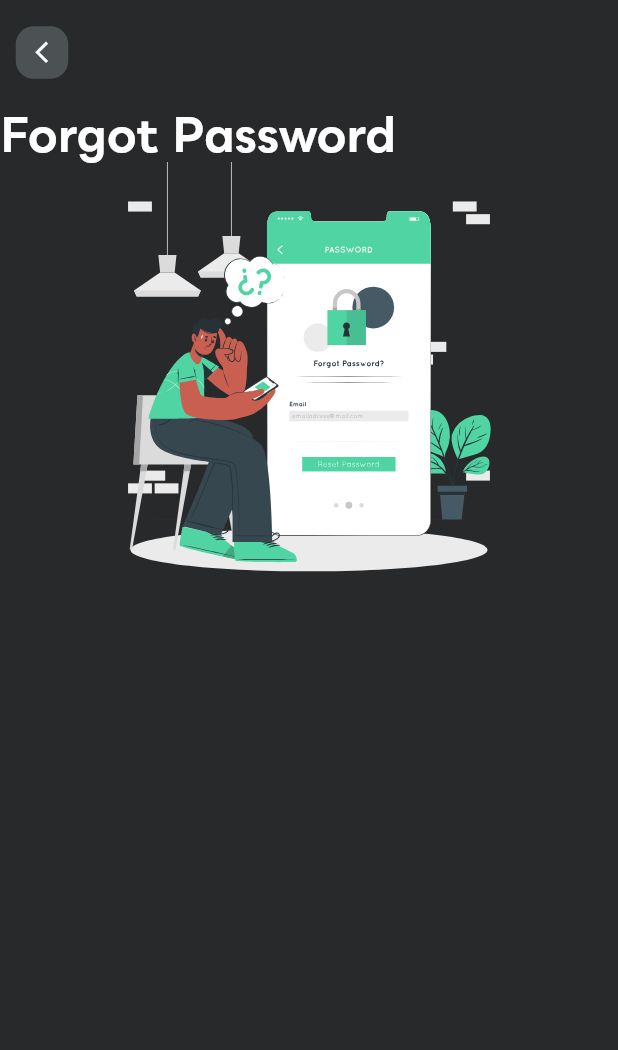
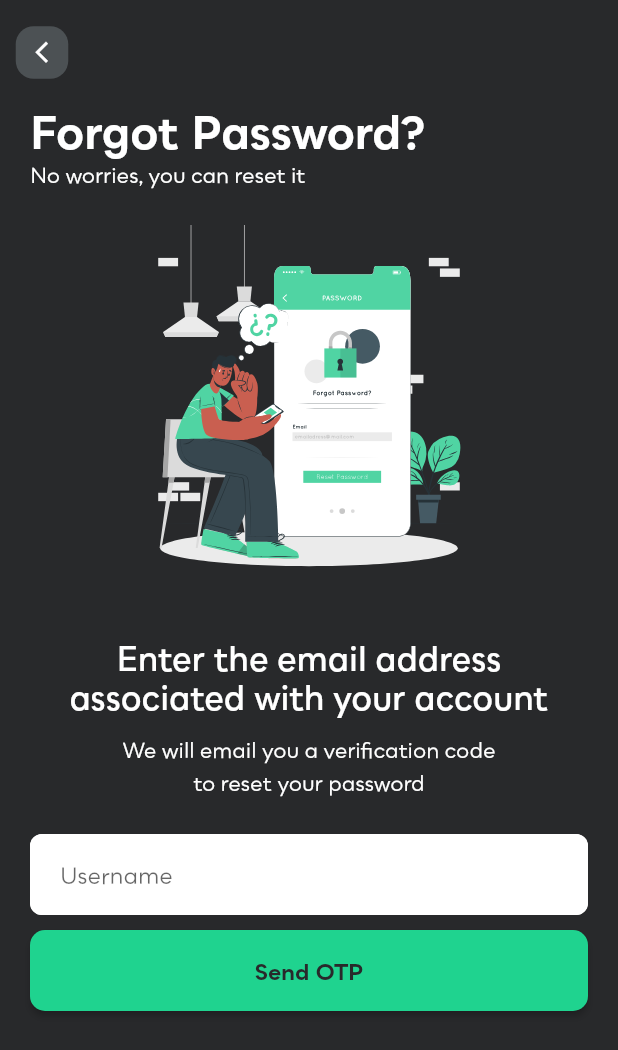
Before and after one commit to akram-mohammad/smart-home, a Flutter app: the ForgotPassword screen opened directly, on a phone screen of 412 x 824 dp. Shown: the top 1050 px of the screen. Run offline on Flutter 3.47's test engine with Material 2 defaults, Android fonts, the phone set to English and light mode, and no system bars; our stand-ins replace firebase_core, flutter_svg; accounts and stored records are empty.

Commit message:
forgot password page created

```diff
--- a/lib/main.dart
+++ b/lib/main.dart
@@ -32,24 +32,37 @@ class MyApp extends StatelessWidget {
         // text styling for headlines, titles, bodies of text, and more.
         textTheme: TextTheme(
             headline1: TextStyle(
-              fontSize: 36.0, fontWeight: FontWeight.w700, color: Colors.white),
+                fontSize: 36.0,
+                fontWeight: FontWeight.w700,
+                color: Colors.white),
             headline2: TextStyle(
-              fontSize: 36.0, fontWeight: FontWeight.w700, color: Colors.white),
+                fontSize: 36.0,
+                fontWeight: FontWeight.w700,
+                color: Colors.white),
             headline3: TextStyle(
-              fontSize: 32.0, fontWeight: FontWeight.w700, color: Colors.white),
+                fontSize: 32.0,
+                fontWeight: FontWeight.w700,
+                color: Colors.white),
             headline4: TextStyle(
-              fontSize: 72.0, fontWeight: FontWeight.w700, color: Colors.white),
+                fontSize: 30.0,
+                fontWeight: FontWeight.w700,
+                color: Colors.white),
             headline5: TextStyle(
               fontSize: 14.0,
               fontWeight: FontWeight.w600,
               color: Color(0xFF1FD38F),
             ),
             headline6: TextStyle(
-              fontSize: 14.0, fontWeight: FontWeight.w400, color: Colors.white),
+                fontSize: 14.0,
+                fontWeight: FontWeight.w400,
+                color: Colors.white),
             bodyText1:
                 TextStyle(fontSize: 14.0, color: Colors.white, height: 1.6),
             bodyText2: TextStyle(fontSize: 14.0, color: Colors.white),
-        ),
+            caption: TextStyle(
+                fontSize: 22.0,
+                fontWeight: FontWeight.w600,
+                color: Colors.white)),
       ),
       home: MyHomePage(title: 'Smart Home'),
     );
--- a/lib/ui/screens/authentication/forgot_pass.dart
+++ b/lib/ui/screens/authentication/forgot_pass.dart
@@ -1,6 +1,8 @@
 import 'package:flutter/material.dart';
 import 'package:flutter_svg/flutter_svg.dart';
 import 'package:smart_home/ui/widgets/empty_appbar.dart';
+import 'package:smart_home/ui/widgets/regular_elevated_button.dart';
+import 'package:smart_home/ui/widgets/regular_text_field.dart';
 
 class ForgotPassword extends StatelessWidget {
   const ForgotPassword({Key? key}) : super(key: key);
@@ -10,22 +12,68 @@ class ForgotPassword extends StatelessWidget {
     return Scaffold(
       backgroundColor: Theme.of(context).primaryColor,
       appBar: EmptyAppbar(),
-      body: SingleChildScrollView(
+      body: Padding(
+        padding: const EdgeInsets.symmetric(horizontal: 20.0),
+        child: SingleChildScrollView(
           child: Column(
             crossAxisAlignment: CrossAxisAlignment.start,
             children: [
+              Column(
+                crossAxisAlignment: CrossAxisAlignment.start,
+                children: [
                   Text(
-              'Forgot Password',
-              style: Theme.of(context).textTheme.headline3,
+                    'Forgot Password?',
+                    style: Theme.of(context).textTheme.headline4,
+                  ),
+                  SizedBox(
+                    height: 2.0,
+                  ),
+                  Text(
+                    'No worries, you can reset it',
+                    style: Theme.of(context).textTheme.headline6,
+                  ),
+                ],
+              ),
+              SizedBox(
+                height: 25.0,
               ),
               Center(
                 child: SvgPicture.asset(
                   'assets/imgs/forgot_password.svg',
-                width: 300.0,
-                height: 300.0,
+                  width: 250.0,
+                  height: 250.0,
                 ),
               ),
+              SizedBox(
+                height: 25.0,
+              ),
+              Center(
+                child: Text(
+                  'Enter the email address \nassociated with your account',
+                  style: Theme.of(context).textTheme.caption,
+                  textAlign: TextAlign.center,
+                ),
+              ),
+              SizedBox(
+                height: 10.0,
+              ),
+              Center(
+                child: Text(
+                  'We will email you a verification code \nto reset your password',
+                  style: Theme.of(context).textTheme.bodyText1,
+                  textAlign: TextAlign.center,
+                ),
+              ),
+              SizedBox(
+                height: 25.0,
+              ),
+              RegularTextField(),
+              SizedBox(
+                height: 10.0,
+              ),
+              RegularElevatedButton(title: 'Send OTP')
             ],
+          ),
         ),
       ),
     );
```
Lines whose indentation alone changed are shown as unchanged.
